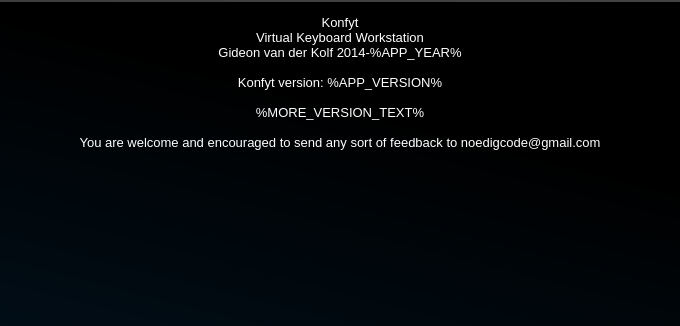
noedigcode/konfyt, file src/mainwindow.ui: the form before one commit; both pictures show x 285 to 965 and y 0 to 326 of the 1250 by 740 pixel window.
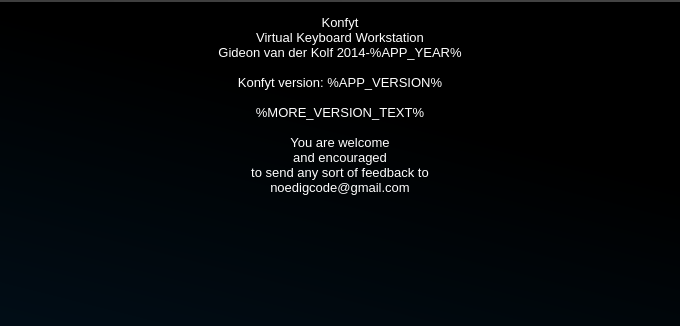
The form after the commit. The open tabs and pages were chosen to show the change. Icons and pictures are not drawn. Custom widgets are drawn as their Qt base class.

Commit message: Update MIDI filter immediately while editing it in the GUI editor; Tweak about-screen.

```diff
--- a/src/mainwindow.ui
+++ b/src/mainwindow.ui
@@ -9705,7 +9705,10 @@
 &lt;p align=&quot;center&quot; style=&quot;-qt-paragraph-type:empty; margin-top:0px; margin-bottom:0px; margin-left:0px; margin-right:0px; -qt-block-indent:0; text-indent:0px; font-family:'Noto Sans';&quot;&gt;&lt;br /&gt;&lt;/p&gt;
 &lt;p align=&quot;center&quot; style=&quot; margin-top:0px; margin-bottom:0px; margin-left:0px; margin-right:0px; -qt-block-indent:0; text-indent:0px;&quot;&gt;&lt;span style=&quot; font-family:'Noto Sans';&quot;&gt;%MORE_VERSION_TEXT%&lt;/span&gt;&lt;/p&gt;
 &lt;p align=&quot;center&quot; style=&quot;-qt-paragraph-type:empty; margin-top:0px; margin-bottom:0px; margin-left:0px; margin-right:0px; -qt-block-indent:0; text-indent:0px; font-family:'Noto Sans';&quot;&gt;&lt;br /&gt;&lt;/p&gt;
-&lt;p align=&quot;center&quot; style=&quot; margin-top:0px; margin-bottom:0px; margin-left:0px; margin-right:0px; -qt-block-indent:0; text-indent:0px;&quot;&gt;&lt;span style=&quot; font-family:'Noto Sans';&quot;&gt;You are welcome and encouraged to send any sort of feedback to noedigcode@gmail.com&lt;/span&gt;&lt;/p&gt;&lt;/body&gt;&lt;/html&gt;</string>
+&lt;p align=&quot;center&quot; style=&quot; margin-top:0px; margin-bottom:0px; margin-left:0px; margin-right:0px; -qt-block-indent:0; text-indent:0px;&quot;&gt;&lt;span style=&quot; font-family:'Noto Sans';&quot;&gt;You are welcome&lt;/span&gt;&lt;/p&gt;
+&lt;p align=&quot;center&quot; style=&quot; margin-top:0px; margin-bottom:0px; margin-left:0px; margin-right:0px; -qt-block-indent:0; text-indent:0px;&quot;&gt;&lt;span style=&quot; font-family:'Noto Sans';&quot;&gt;and encouraged&lt;/span&gt;&lt;/p&gt;
+&lt;p align=&quot;center&quot; style=&quot; margin-top:0px; margin-bottom:0px; margin-left:0px; margin-right:0px; -qt-block-indent:0; text-indent:0px;&quot;&gt;&lt;span style=&quot; font-family:'Noto Sans';&quot;&gt;to send any sort of feedback to&lt;/span&gt;&lt;/p&gt;
+&lt;p align=&quot;center&quot; style=&quot; margin-top:0px; margin-bottom:0px; margin-left:0px; margin-right:0px; -qt-block-indent:0; text-indent:0px;&quot;&gt;&lt;span style=&quot; font-family:'Noto Sans';&quot;&gt;noedigcode@gmail.com&lt;/span&gt;&lt;/p&gt;&lt;/body&gt;&lt;/html&gt;</string>
              </property>
             </widget>
            </item>
```
Left out of the diff: 4 changed lines with no effect on the pictures. The commit also changes 2 other files.
